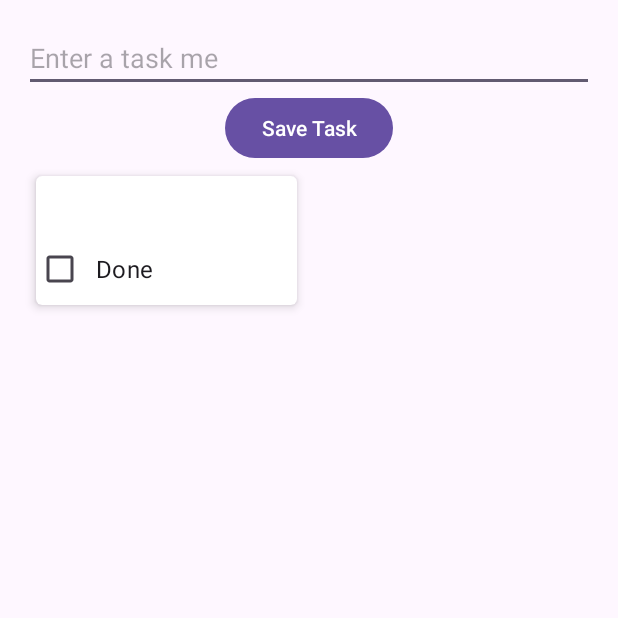
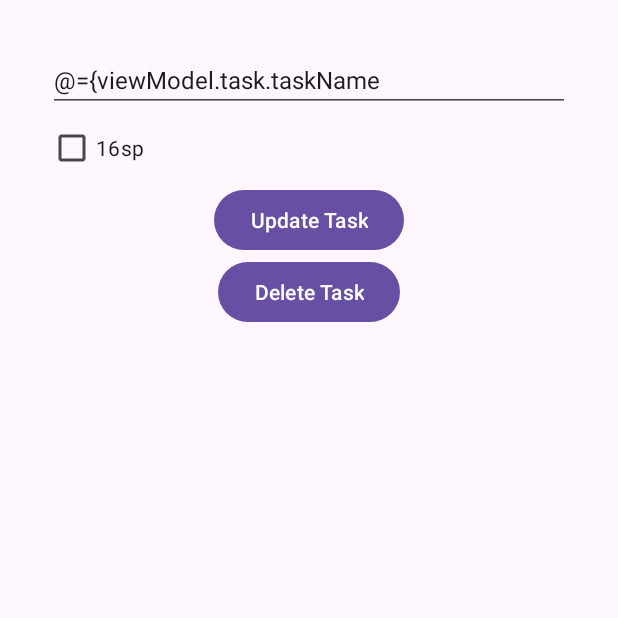
Before and after one commit to Dzmitriyz/TasksKotlin, an Android app: the screen it shows after launch (MainActivity), after a tap on "Done", on a phone screen of 412 x 824 dp, the top half of it. Run offline under Robolectric (Android 15) with nearby library versions, the phone set to English and light mode, and no system bars; our stand-ins replace Room's generated code, data binding; 1 other tap on this screen came first.

Commit message:
add EditFragment

```diff
--- /dev/null
+++ b/app/src/main/java/com/example/taskskotlin/EditTaskFragment.kt
@@ -0,0 +1,56 @@
+package com.example.taskskotlin
+
+import android.os.Bundle
+import androidx.fragment.app.Fragment
+import android.view.LayoutInflater
+import android.view.View
+import android.view.ViewGroup
+import android.widget.TextView
+import androidx.lifecycle.Observer
+import androidx.lifecycle.ViewModelProvider
+import androidx.navigation.findNavController
+import com.example.taskskotlin.databinding.FragmentEditTaskBinding
+
+
+class EditTaskFragment : Fragment() {
+    private var _binding: FragmentEditTaskBinding? = null
+    private val binding get() = _binding!!
+
+    override fun onCreate(savedInstanceState: Bundle?) {
+        super.onCreate(savedInstanceState)
+    }
+
+    override fun onCreateView(
+        inflater: LayoutInflater, container: ViewGroup?,
+        savedInstanceState: Bundle?
+    ): View? {
+        // Inflate the layout for this fragment
+       _binding = FragmentEditTaskBinding.inflate(inflater, container, false)
+        val view = binding.root
+
+        val taskId = EditTaskFragmentArgs.fromBundle(requireArguments()).taskId
+        val application = requireNotNull(this.activity).application
+        val dao = TaskDataBase.getInstance(application).taskDAO
+
+        val viewModelFactory = EditTaskViewModelFactory(taskId, dao)
+        val viewModel = ViewModelProvider(this, viewModelFactory).get(EditTaskViewModel::class.java)
+
+        binding.viewModel = viewModel
+        binding.lifecycleOwner = viewLifecycleOwner
+
+        viewModel.navigaToList.observe(viewLifecycleOwner, Observer { navigate ->
+            if(navigate){
+                view.findNavController().navigate(R.id.action_editTaskFragment_to_taskFragment)
+                viewModel.onNavigatedToList()
+            }
+
+        })
+
+        return view
+    }
+
+    override fun onDestroyView() {
+        super.onDestroyView()
+        _binding=null
+    }
+}
--- /dev/null
+++ b/app/src/main/java/com/example/taskskotlin/EditTaskViewModel.kt
@@ -0,0 +1,32 @@
+package com.example.taskskotlin
+
+import androidx.lifecycle.LiveData
+import androidx.lifecycle.ViewModel
+import androidx.lifecycle.liveData
+import androidx.lifecycle.MutableLiveData
+import androidx.lifecycle.viewModelScope
+import kotlinx.coroutines.launch
+
+class EditTaskViewModel(taskId: Long, val dao: TaskDAO): ViewModel() {
+    val task = dao.get(taskId)
+    private val _navigateToList = MutableLiveData<Boolean>(false)
+    val navigaToList: LiveData<Boolean>
+        get() = _navigateToList
+
+    fun updateTask(){
+        viewModelScope.launch {
+            dao.update(task.value!!)
+            _navigateToList.value = true
+        }
+    }
+
+    fun deleteTask(){
+        viewModelScope.launch {
+            dao.delete(task.value!!)
+            _navigateToList.value = true
+        }
+    }
+    fun onNavigatedToList(){
+        _navigateToList.value = false
+    }
+}
--- /dev/null
+++ b/app/src/main/java/com/example/taskskotlin/EditTaskViewModelFactory.kt
@@ -0,0 +1,13 @@
+package com.example.taskskotlin
+
+import androidx.lifecycle.ViewModel
+import androidx.lifecycle.ViewModelProvider
+
+class EditTaskViewModelFactory(private val taskId: Long,private val dao: TaskDAO):ViewModelProvider.Factory {
+    override fun<T : ViewModel> create(modelClass: Class<T>):T{
+        if(modelClass.isAssignableFrom(EditTaskViewModel::class.java)){
+            return EditTaskViewModel(taskId, dao) as T
+    }
+    throw IllegalArgumentException("Unknown ViewModel")
+    }
+}
--- a/app/src/main/java/com/example/taskskotlin/TaskDiffItemCallback.kt
+++ b/app/src/main/java/com/example/taskskotlin/TaskDiffItemCallback.kt
@@ -7,6 +7,4 @@ class TaskDiffItemCallback: DiffUtil.ItemCallback<Task>(){
     =(oldItem.taskId==newItem.taskId)
 
     override fun areContentsTheSame(oldItem: Task, newItem: Task)=(oldItem==newItem)
-
-
 }
--- a/app/src/main/java/com/example/taskskotlin/TaskItemAdapter.kt
+++ b/app/src/main/java/com/example/taskskotlin/TaskItemAdapter.kt
@@ -2,13 +2,9 @@ package com.example.taskskotlin
 
 import android.view.LayoutInflater
 import android.view.ViewGroup
-import android.widget.CheckBox
-import android.widget.TextView
-import androidx.cardview.widget.CardView
 import androidx.recyclerview.widget.ListAdapter
 import androidx.recyclerview.widget.RecyclerView
 import com.example.taskskotlin.databinding.TaskItemBinding
-import com.example.taskskotlin.generated.callback.OnClickListener
 
 class TaskItemAdapter(val clickListener:(taskId: Long)->Unit)
     : ListAdapter<Task,TaskItemAdapter.TaskItemViewHolder>(TaskDiffItemCallback()){
--- a/app/src/main/java/com/example/taskskotlin/TaskViewModel.kt
+++ b/app/src/main/java/com/example/taskskotlin/TaskViewModel.kt
@@ -1,13 +1,26 @@
 package com.example.taskskotlin
 
+import androidx.lifecycle.LiveData
+import androidx.lifecycle.MutableLiveData
 import androidx.lifecycle.ViewModel
 import androidx.lifecycle.viewModelScope
 import kotlinx.coroutines.launch
 
 class TaskViewModel(val dao:TaskDAO): ViewModel() {
     var newTaskName = ""
+    private val _navigateToTask = MutableLiveData<Long?>()
+    val navigateToTask: LiveData<Long?>
+        get() = _navigateToTask
 
     val tasks = dao.getAll()
+
+    fun onTaskClicked(taskId: Long){
+        _navigateToTask.value = taskId
+    }
+
+    fun onTaskNavigated(){
+        _navigateToTask.value = null
+    }
     fun addTask(){
         viewModelScope.launch {
         val task = Task()
--- a/app/src/main/java/com/example/taskskotlin/TasksFragment.kt
+++ b/app/src/main/java/com/example/taskskotlin/TasksFragment.kt
@@ -5,9 +5,9 @@ import androidx.fragment.app.Fragment
 import android.view.LayoutInflater
 import android.view.View
 import android.view.ViewGroup
-import android.widget.Toast
 import androidx.lifecycle.Observer
 import androidx.lifecycle.ViewModelProvider
+import androidx.navigation.fragment.findNavController
 import com.example.taskskotlin.databinding.FragmentTasksBinding
 
 class TasksFragment : Fragment() {
@@ -30,17 +30,27 @@ class TasksFragment : Fragment() {
         val viewModel = ViewModelProvider(this, viewModelFactory).get(TaskViewModel::class.java)
         binding.viewModel = viewModel
         binding.lifecycleOwner = viewLifecycleOwner
-        val adapter = TaskItemAdapter{taskId -> Toast.makeText(context,"Clicked task $taskId", Toast.LENGTH_SHORT).show()
+        val adapter = TaskItemAdapter{taskId -> viewModel.onTaskClicked(taskId)
 
         }
         binding.taskList.adapter=adapter
         viewModel.tasks.observe(viewLifecycleOwner, Observer{
             it?.let{
-                adapter.submitList(it)
-            }
+                adapter.submitList(it) }
         })
+
+        viewModel.navigateToTask.observe(viewLifecycleOwner,Observer{taskId ->taskId?.let {
+            val action = TasksFragmentDirections
+                .actionTasksFragmentToEditTaskFragment(taskId)
+            this.findNavController().navigate(action)
+            viewModel.onTaskNavigated()
+
+        }})
+
         return view
     }
+
+
 
     override fun onDestroyView() {
         super.onDestroyView()
--- a/app/src/main/res/layout/activity_main.xml
+++ b/app/src/main/res/layout/activity_main.xml
@@ -1,10 +1,12 @@
 <?xml version="1.0" encoding="utf-8"?>
-<androidx.fragment.app.FragmentContainerView
-    xmlns:android="http://schemas.android.com/apk/res/android"
+<androidx.fragment.app.FragmentContainerView xmlns:android="http://schemas.android.com/apk/res/android"
     xmlns:tools="http://schemas.android.com/tools"
-    android:id="@+id/fragment_container_view"
+    xmlns:app="http://schemas.android.com/apk/res-auto"
+    android:id="@+id/nav_host_fragment"
     android:layout_width="match_parent"
     android:layout_height="match_parent"
     android:padding="16dp"
-    android:name="com.example.taskskotlin.TasksFragment"
+    android:name="androidx.navigation.fragment.NavHostFragment"
+    app:navGraph="@navigation/nav_graph"
+    app:defaultNavHost="true"
     tools:context=".MainActivity" />
--- /dev/null
+++ b/app/src/main/res/layout/fragment_edit_task.xml
@@ -0,0 +1,53 @@
+<?xml version="1.0" encoding="utf-8"?>
+<layout
+    xmlns:android="http://schemas.android.com/apk/res/android"
+    xmlns:tools="http://schemas.android.com/tools"
+    tools:context=".EditTaskFragment">
+
+    <data>
+        <variable
+            name="viewModel"
+            type="com.example.taskskotlin.EditTaskViewModel" />
+    </data>
+
+    <LinearLayout
+        android:layout_width="match_parent"
+        android:layout_height="match_parent"
+        android:orientation="vertical"
+        android:padding="16dp"
+        >
+    <EditText
+        android:id="@+id/task_name"
+        android:layout_width="match_parent"
+        android:layout_height="wrap_content"
+        android:textSize="16sp"
+        android:inputType="text"
+        android:text="@={viewModel.task.taskName"
+        />
+        <CheckBox
+            android:id="@+id/task_done"
+            android:layout_width="match_parent"
+            android:layout_height="wrap_content"
+            android:text="16sp"
+            android:checked="@={viewModel.task.taskDone}"
+            />
+        <Button
+            android:id="@+id/update_button"
+            android:layout_width="wrap_content"
+            android:layout_height="wrap_content"
+            android:layout_gravity="center"
+            android:text="Update Task"
+            android:onClick="@{()->viewModel.updateTask()}"
+            />
+        <Button
+            android:id="@+id/delete_button"
+            android:layout_width="wrap_content"
+            android:layout_height="wrap_content"
+            android:layout_gravity="center"
+            android:text="Delete Task"
+            android:onClick="@{()->viewModel.deleteTask()}"
+            />
+
+    </LinearLayout>
+
+</layout>
--- /dev/null
+++ b/app/src/main/res/navigation/nav_graph.xml
@@ -0,0 +1,32 @@
+<?xml version="1.0" encoding="utf-8"?>
+<navigation xmlns:android="http://schemas.android.com/apk/res/android"
+    xmlns:app="http://schemas.android.com/apk/res-auto"
+    xmlns:tools="http://schemas.android.com/tools"
+    android:id="@+id/nav_graph"
+    app:startDestination="@id/tasksFragment"
+    >
+    <fragment
+        android:id="@+id/tasksFragment"
+        android:name="com.example.taskskotlin.TasksFragment"
+        android:label="fragment_tasks"
+        tools:layout="@layout/fragment_tasks">
+        <action
+            android:id="@+id/action_tasksFragment_to_editTaskFragment"
+            app:destination="@+id/editTaskFragment"/>
+    </fragment>
+    <fragment
+        android:id="@+id/editTaskFragment"
+        android:name="com.example.taskskotlin.EditTaskFragment"
+        android:label="fragment_edit_task"
+        tools:layout="@layout/fragment_edit_task">
+        <argument
+            android:name="taskId"
+            app:argType="long"/>
+    <action
+        android:id="@+id/action_editTaskFragment_to_taskFragment"
+        app:destination="@id/tasksFragment"
+        app:popUpTo="@id/tasksFragment"
+        app:popUpToInclusive="true"/>
+    </fragment>
+
+</navigation>
--- a/build.gradle.kts
+++ b/build.gradle.kts
@@ -1,6 +1,16 @@
 // Top-level build file where you can add configuration options common to all sub-projects/modules.
+buildscript {
+    repositories {
+        google()
+    }
+    dependencies {
+        val nav_version = "2.7.7"
+        classpath("androidx.navigation:navigation-safe-args-gradle-plugin:$nav_version")
+    }
+}
 plugins {
     alias(libs.plugins.android.application) apply false
     alias(libs.plugins.jetbrains.kotlin.android) apply false
 
+
 }
```
Also changed, not shown: app/build.gradle.kts (+7 -8 lines), gradle/libs.versions.toml (+9 -1 lines).
